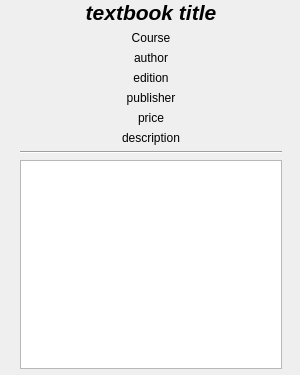
First picture: the form in D4_TeamJava/cuTPS_gui/TextbookDetailsWindow.ui, repository AnkushVarshneya/CUTPS, before the edit.
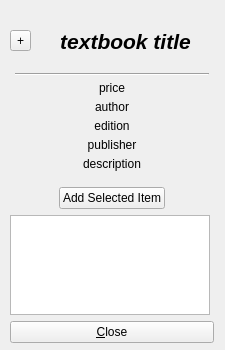
Second picture: the form after the edit.

```diff
--- a/D4_TeamJava/cuTPS_gui/TextbookDetailsWindow.ui
+++ b/D4_TeamJava/cuTPS_gui/TextbookDetailsWindow.ui
@@ -6,41 +6,60 @@
    <rect>
     <x>0</x>
     <y>0</y>
-    <width>300</width>
-    <height>375</height>
+    <width>225</width>
+    <height>350</height>
    </rect>
   </property>
   <property name="sizePolicy">
-   <sizepolicy hsizetype="Minimum" vsizetype="MinimumExpanding">
-    <horstretch>0</horstretch>
-    <verstretch>0</verstretch>
+   <sizepolicy hsizetype="Fixed" vsizetype="Preferred">
+    <horstretch>1</horstretch>
+    <verstretch>1</verstretch>
    </sizepolicy>
   </property>
   <property name="minimumSize">
    <size>
+    <width>225</width>
+    <height>350</height>
+   </size>
+  </property>
+  <property name="maximumSize">
+   <size>
     <width>300</width>
-    <height>375</height>
+    <height>400</height>
    </size>
   </property>
   <property name="windowTitle">
    <string>Form</string>
   </property>
-  <widget class="QWidget" name="verticalLayoutWidget">
+  <widget class="QWidget" name="">
    <property name="geometry">
     <rect>
-     <x>20</x>
-     <y>0</y>
-     <width>262</width>
-     <height>369</height>
+     <x>10</x>
+     <y>10</y>
+     <width>204</width>
+     <height>333</height>
     </rect>
    </property>
-   <layout class="QVBoxLayout" name="verticalLayout">
-    <item>
      <layout class="QVBoxLayout" name="verticalLayout_3">
+    <property name="topMargin">
+     <number>5</number>
+    </property>
+    <item>
+     <layout class="QHBoxLayout" name="horizontalLayout_2">
+      <item>
+       <widget class="QToolButton" name="addCurrentTextbookOption">
+        <property name="toolTip">
+         <string extracomment="&quot;Add this textbook to your shopping cart.&quot;"/>
+        </property>
+        <property name="text">
+         <string>+</string>
+        </property>
+       </widget>
+      </item>
       <item>
        <widget class="QLabel" name="textbookTitleLabel">
         <property name="sizePolicy">
-         <sizepolicy hsizetype="Expanding" vsizetype="Preferred">
+         <sizepolicy hsizetype="MinimumExpanding" vsizetype="Preferred">
           <horstretch>0</horstretch>
           <verstretch>0</verstretch>
          </sizepolicy>
@@ -64,16 +83,40 @@
         </property>
        </widget>
       </item>
+     </layout>
+    </item>
       <item>
-       <layout class="QVBoxLayout" name="verticalLayout_2">
+     <layout class="QVBoxLayout" name="verticalLayout">
+      <property name="spacing">
+       <number>5</number>
+      </property>
+      <property name="leftMargin">
+       <number>5</number>
+      </property>
+      <property name="rightMargin">
+       <number>5</number>
+      </property>
+      <property name="bottomMargin">
+       <number>10</number>
+      </property>
         <item>
-         <widget class="QLabel" name="textbookCourseLabel">
+       <widget class="Line" name="line">
+        <property name="orientation">
+         <enum>Qt::Horizontal</enum>
+        </property>
+       </widget>
+      </item>
+      <item>
+       <widget class="QLabel" name="textbookPriceLabel">
           <property name="text">
-           <string>Course</string>
+         <string>price</string>
           </property>
           <property name="alignment">
            <set>Qt::AlignCenter</set>
           </property>
+        <property name="wordWrap">
+         <bool>true</bool>
+        </property>
          </widget>
         </item>
         <item>
@@ -84,6 +127,9 @@
           <property name="alignment">
            <set>Qt::AlignCenter</set>
           </property>
+        <property name="wordWrap">
+         <bool>true</bool>
+        </property>
          </widget>
         </item>
         <item>
@@ -94,6 +140,9 @@
           <property name="alignment">
            <set>Qt::AlignCenter</set>
           </property>
+        <property name="wordWrap">
+         <bool>true</bool>
+        </property>
          </widget>
         </item>
         <item>
@@ -104,45 +153,71 @@
           <property name="alignment">
            <set>Qt::AlignCenter</set>
           </property>
-         </widget>
-        </item>
-        <item>
-         <widget class="QLabel" name="textbookPriceLabel">
-          <property name="text">
-           <string>price</string>
-          </property>
-          <property name="alignment">
-           <set>Qt::AlignCenter</set>
+        <property name="wordWrap">
+         <bool>true</bool>
           </property>
          </widget>
         </item>
         <item>
          <widget class="QLabel" name="textbookDescriptionLabel">
+        <property name="sizePolicy">
+         <sizepolicy hsizetype="Preferred" vsizetype="Preferred">
+          <horstretch>0</horstretch>
+          <verstretch>1</verstretch>
+         </sizepolicy>
+        </property>
           <property name="text">
            <string>description</string>
           </property>
           <property name="alignment">
            <set>Qt::AlignCenter</set>
           </property>
+        <property name="wordWrap">
+         <bool>true</bool>
+        </property>
          </widget>
         </item>
        </layout>
       </item>
       <item>
-       <widget class="Line" name="line">
-        <property name="orientation">
-         <enum>Qt::Horizontal</enum>
-        </property>
-       </widget>
+     <layout class="QVBoxLayout" name="verticalLayout_2">
+      <item>
+       <layout class="QHBoxLayout" name="horizontalLayout_3">
+        <item>
+         <widget class="QPushButton" name="addSelectedItemOption">
+          <property name="sizePolicy">
+           <sizepolicy hsizetype="Fixed" vsizetype="Fixed">
+            <horstretch>0</horstretch>
+            <verstretch>0</verstretch>
+           </sizepolicy>
+          </property>
+          <property name="text">
+           <string>Add Selected Item</string>
+          </property>
+         </widget>
+        </item>
+       </layout>
       </item>
       <item>
        <widget class="QTreeView" name="chaptersAndSectionsTreeView">
         <property name="sizePolicy">
-         <sizepolicy hsizetype="MinimumExpanding" vsizetype="MinimumExpanding">
+         <sizepolicy hsizetype="MinimumExpanding" vsizetype="Minimum">
           <horstretch>0</horstretch>
-          <verstretch>2</verstretch>
+          <verstretch>1</verstretch>
          </sizepolicy>
         </property>
+        <property name="minimumSize">
+         <size>
+          <width>0</width>
+          <height>100</height>
+         </size>
+        </property>
+        <property name="maximumSize">
+         <size>
+          <width>200</width>
+          <height>100</height>
+         </size>
+        </property>
         <property name="autoFillBackground">
          <bool>true</bool>
         </property>
@@ -166,6 +241,19 @@
         </property>
        </widget>
       </item>
+      <item>
+       <widget class="QPushButton" name="closeOption">
+        <property name="sizePolicy">
+         <sizepolicy hsizetype="Preferred" vsizetype="Fixed">
+          <horstretch>0</horstretch>
+          <verstretch>0</verstretch>
+         </sizepolicy>
+        </property>
+        <property name="text">
+         <string>&amp;Close</string>
+        </property>
+       </widget>
+      </item>
      </layout>
     </item>
    </layout>
```
Left out of the diff: 6 changed lines with no effect on the pictures. Lines whose indentation alone changed are shown as unchanged.
